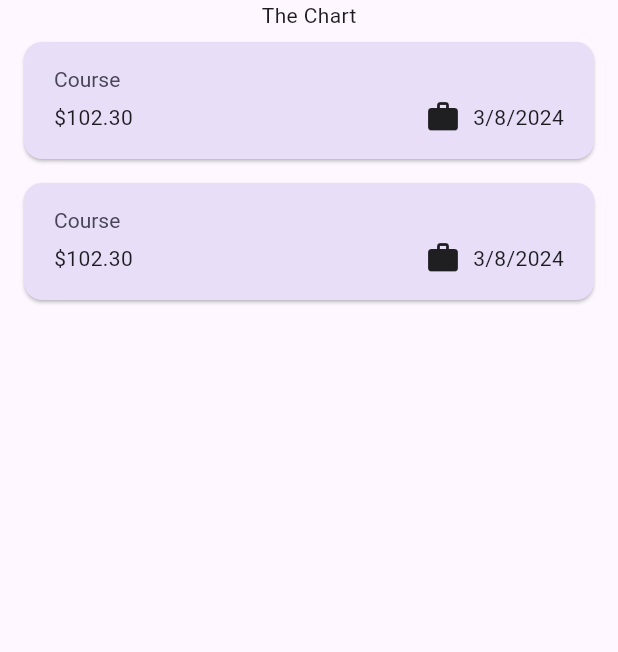
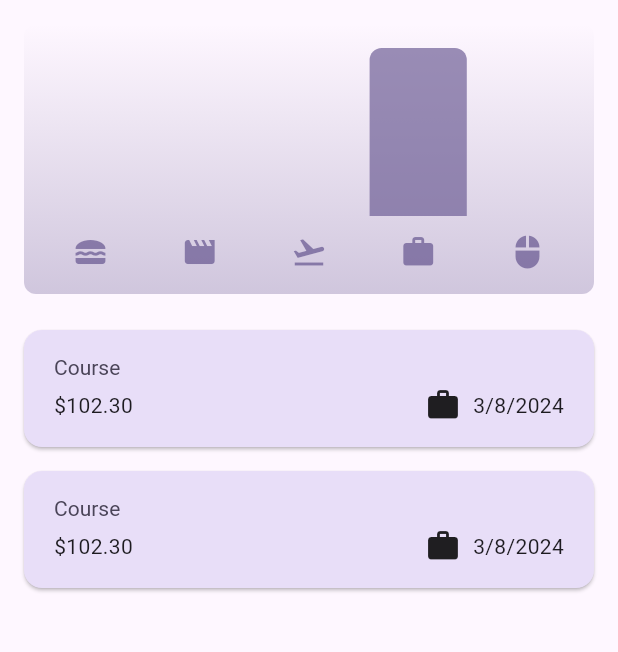
Before and after one commit to thaihung24/Fultter, a Flutter app: the screen it shows after launch, on a phone screen of 412 x 824 dp, the part 84-736 px from its top. Run offline on Flutter 3.47's test engine with Material 3 defaults, Android fonts, the phone set to English and light mode, and no system bars.

Commit message:
add chart

```diff
--- a/lib/models/expense.dart
+++ b/lib/models/expense.dart
@@ -5,22 +5,23 @@ import 'package:uuid/uuid.dart';
 final formatter = DateFormat.yMd();
 const uuid = Uuid();
 
-enum Category { food, travel, leisure, work }
+enum Category { food, travel, leisure, work, game }
 
 const categoryIcons = {
   Category.food: Icons.lunch_dining,
   Category.travel: Icons.flight_takeoff,
   Category.leisure: Icons.movie,
   Category.work: Icons.work,
+  Category.game: Icons.mouse,
 };
 
 class Expense {
-  Expense(
-      {required this.title,
-      required this.amount,
-      required this.date,
-      required this.category})
-      : id = uuid.v4();
+  Expense({
+    required this.title,
+    required this.amount,
+    required this.date,
+    required this.category,
+  }) : id = uuid.v4();
   final String id;
   final String title;
   late final double amount;
@@ -35,6 +36,10 @@ class ExpenseBucket {
   const ExpenseBucket({required this.category, required this.expenses});
   final Category category;
   final List<Expense> expenses;
+  ExpenseBucket.forCategory(List<Expense> allExpenses, this.category)
+      : expenses = allExpenses
+            .where((expense) => expense.category == category)
+            .toList();
   double get totalExpenses {
     double sum = 0;
 
--- /dev/null
+++ b/lib/widgets/chart/chart.dart
@@ -0,0 +1,96 @@
+import 'package:flutter/material.dart';
+
+import 'package:expense_tracker/widgets/chart/chart_bar.dart';
+import 'package:expense_tracker/models/expense.dart';
+
+class Chart extends StatelessWidget {
+  const Chart({super.key, required this.expenses});
+
+  final List<Expense> expenses;
+
+  List<ExpenseBucket> get buckets {
+    return [
+      ExpenseBucket.forCategory(expenses, Category.food),
+      ExpenseBucket.forCategory(expenses, Category.leisure),
+      ExpenseBucket.forCategory(expenses, Category.travel),
+      ExpenseBucket.forCategory(expenses, Category.work),
+      ExpenseBucket.forCategory(expenses, Category.game),
+    ];
+  }
+
+  double get maxTotalExpense {
+    double maxTotalExpense = 0;
+
+    for (final bucket in buckets) {
+      if (bucket.totalExpenses > maxTotalExpense) {
+        maxTotalExpense = bucket.totalExpenses;
+      }
+    }
+
+    return maxTotalExpense;
+  }
+
+  @override
+  Widget build(BuildContext context) {
+    final isDarkMode =
+        MediaQuery.of(context).platformBrightness == Brightness.dark;
+    return Container(
+      margin: const EdgeInsets.all(16),
+      padding: const EdgeInsets.symmetric(
+        vertical: 16,
+        horizontal: 8,
+      ),
+      width: double.infinity,
+      height: 180,
+      decoration: BoxDecoration(
+        borderRadius: BorderRadius.circular(8),
+        gradient: LinearGradient(
+          colors: [
+            Theme.of(context).colorScheme.primary.withOpacity(0.3),
+            Theme.of(context).colorScheme.primary.withOpacity(0.0)
+          ],
+          begin: Alignment.bottomCenter,
+          end: Alignment.topCenter,
+        ),
+      ),
+      child: Column(
+        children: [
+          Expanded(
+            child: Row(
+              crossAxisAlignment: CrossAxisAlignment.end,
+              children: [
+                for (final bucket in buckets) // alternative to map()
+                  ChartBar(
+                    fill: bucket.totalExpenses == 0
+                        ? 0
+                        : bucket.totalExpenses / maxTotalExpense,
+                  ),
+              ],
+            ),
+          ),
+          const SizedBox(height: 12),
+          Row(
+            children: buckets
+                .map(
+                  (bucket) => Expanded(
+                    child: Padding(
+                      padding: const EdgeInsets.symmetric(horizontal: 4),
+                      child: Icon(
+                        categoryIcons[bucket.category],
+                        color: isDarkMode
+                            ? Theme.of(context).colorScheme.secondary
+                            : Theme.of(context)
+                                .colorScheme
+                                .primary
+                                .withOpacity(0.7),
+                      ),
+                    ),
+                  ),
+                )
+                .toList(),
+          )
+        ],
+      ),
+    );
+  }
+}
--- /dev/null
+++ b/lib/widgets/chart/chart_bar.dart
@@ -0,0 +1,34 @@
+import 'package:flutter/material.dart';
+
+class ChartBar extends StatelessWidget {
+  const ChartBar({
+    super.key,
+    required this.fill,
+  });
+
+  final double fill;
+
+  @override
+  Widget build(BuildContext context) {
+    final isDarkMode =
+        MediaQuery.of(context).platformBrightness == Brightness.dark;
+    return Expanded(
+      child: Padding(
+        padding: const EdgeInsets.symmetric(horizontal: 4),
+        child: FractionallySizedBox(
+          heightFactor: fill,
+          child: DecoratedBox(
+            decoration: BoxDecoration(
+              shape: BoxShape.rectangle,
+              borderRadius:
+                  const BorderRadius.vertical(top: Radius.circular(8)),
+              color: isDarkMode
+                  ? Theme.of(context).colorScheme.secondary
+                  : Theme.of(context).colorScheme.primary.withOpacity(0.65),
+            ),
+          ),
+        ),
+      ),
+    );
+  }
+}
--- a/lib/widgets/expenses.dart
+++ b/lib/widgets/expenses.dart
@@ -2,6 +2,7 @@ import 'package:expense_tracker/models/expense.dart';
 import 'package:expense_tracker/widgets/new_expense.dart';
 import 'package:flutter/material.dart';
 import 'package:expense_tracker/widgets/expenses_list/expenses_list.dart';
+import 'package:expense_tracker/widgets/chart/chart.dart';
 
 class Expenses extends StatefulWidget {
   const Expenses({super.key});
@@ -77,7 +78,9 @@ class _ExpenseState extends State<Expenses> {
       ),
       body: Column(
         children: [
-          const Text('The Chart'),
+          Chart(
+            expenses: _registerExpenses,
+          ),
           Expanded(
             child: _registerExpenses.isNotEmpty
                 ? ExpensesList(
--- a/lib/widgets/expenses_list/expenses_list.dart
+++ b/lib/widgets/expenses_list/expenses_list.dart
@@ -26,7 +26,6 @@ class ExpensesList extends StatelessWidget {
               ),
               key: ValueKey(expenses[index]),
               onDismissed: (direction) {
-                print(Theme.of(context).cardTheme.margin!.horizontal);
                 removeExpense(
                   expenses[index],
                 );
```
